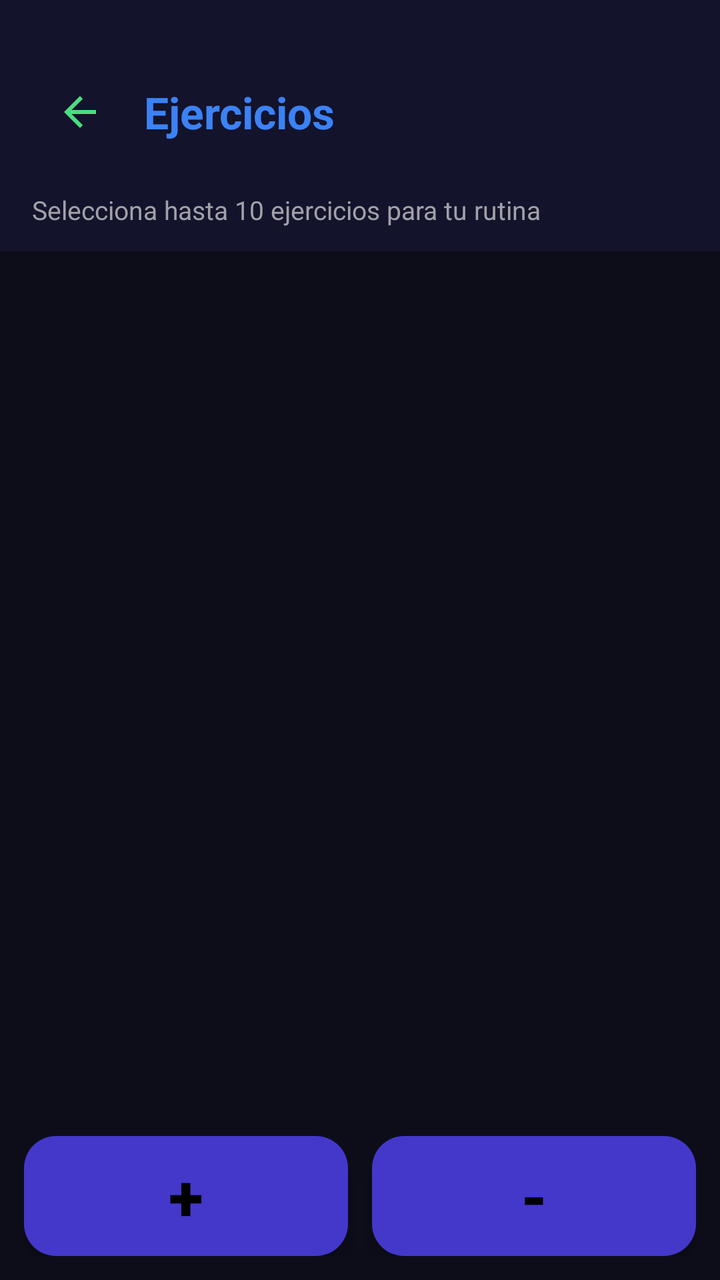
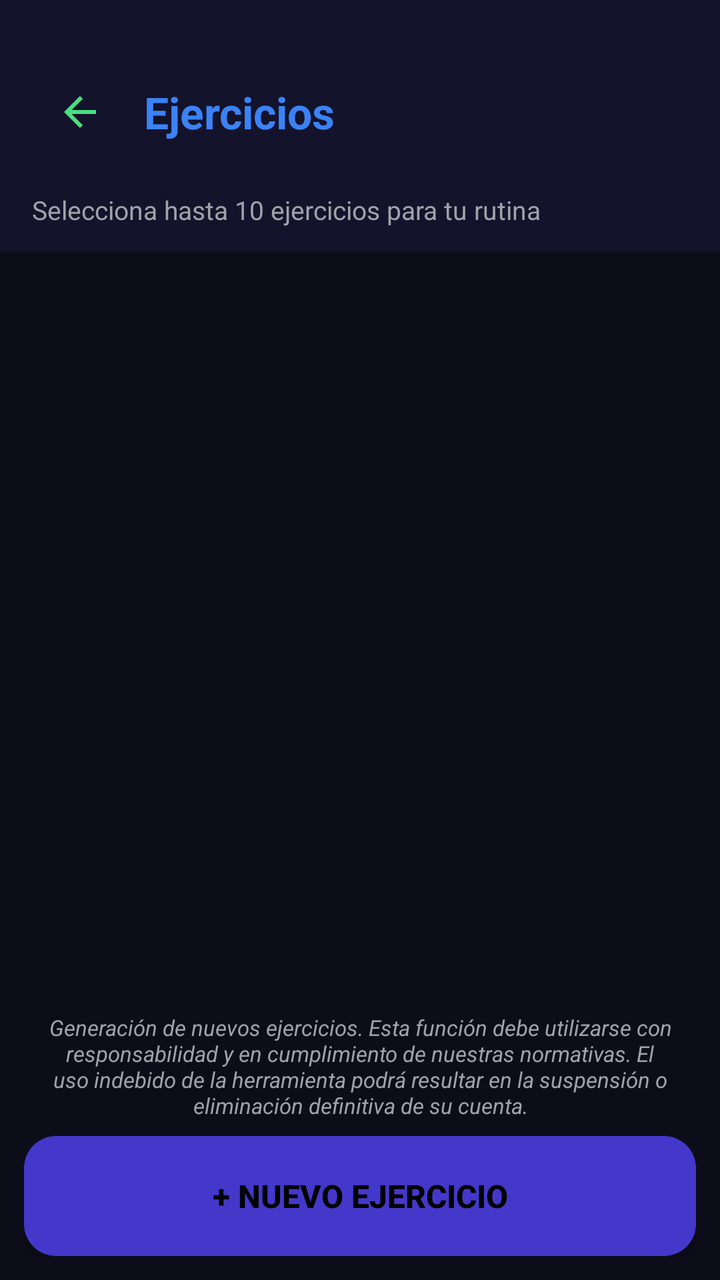

Two renders of the same Android screen: before a commit and after it. Below are the layout's source before the change and the commit's diff.
<!-- AndroidManifest.xml: activity theme Theme.GimnasioPro -->
<!-- res/layout/activity_lista_ejercicios.xml -->
<?xml version="1.0" encoding="utf-8"?>
<LinearLayout xmlns:android="http://schemas.android.com/apk/res/android"
    xmlns:app="http://schemas.android.com/apk/res-auto"
    xmlns:tools="http://schemas.android.com/tools"
    android:layout_width="match_parent"
    android:layout_height="match_parent"
    android:orientation="vertical"
    android:background="@color/dark_green_background"
    android:fitsSystemWindows="true"
    tools:context=".ListaEjerciciosActivity">

    
    <LinearLayout
        android:layout_width="match_parent"
        android:layout_height="wrap_content"
        android:orientation="vertical"
        android:background="@color/darker_green_header">

        <LinearLayout
            android:layout_width="match_parent"
            android:layout_height="wrap_content"
            android:orientation="horizontal"
            android:gravity="center_vertical"
            android:paddingStart="16dp"
            android:paddingEnd="16dp"
            android:paddingBottom="16dp"
            android:paddingTop="32dp">

            <ImageButton
                android:id="@+id/btnBack"
                android:layout_width="48dp"
                android:layout_height="48dp"
                android:background="?attr/selectableItemBackgroundBorderless"
                android:src="@drawable/ic_arrow_back"
                android:contentDescription="@string/desc_btn_back"
                android:scaleType="centerInside"
                android:clickable="true"
                android:focusable="true" />

            <TextView
                android:id="@+id/tvGrupoMuscular"
                android:layout_width="0dp"
                android:layout_height="wrap_content"
                android:layout_weight="1"
                android:layout_marginStart="8dp"
                android:text="@string/titulo_ejercicios"
                android:textSize="22sp"
                android:textStyle="bold"
                android:textColor="@color/accent_blue" />
        </LinearLayout>

        
        <TextView
            android:id="@+id/tvInfoSeleccion"
            android:layout_width="match_parent"
            android:layout_height="wrap_content"
            android:paddingHorizontal="16dp"
            android:paddingBottom="12dp"
            android:text="@string/info_selecciona_ejercicios"
            android:textSize="13sp"
            android:textColor="@color/text_light_gray" />
    </LinearLayout>

    
    <FrameLayout
        android:layout_width="match_parent"
        android:layout_height="0dp"
        android:layout_weight="1">

        <androidx.recyclerview.widget.RecyclerView
            android:id="@+id/rvEjercicios"
            android:layout_width="match_parent"
            android:layout_height="match_parent"
            android:padding="8dp"
            android:clipToPadding="false" />

        <TextView
            android:id="@+id/tvNoEjercicios"
            android:layout_width="match_parent"
            android:layout_height="match_parent"
            android:gravity="center"
            android:text="@string/no_ejercicios"
            android:textSize="16sp"
            android:textColor="@color/text_light_gray"
            android:visibility="gone" />
    </FrameLayout>

    
    <LinearLayout
        android:layout_width="match_parent"
        android:layout_height="wrap_content"
        android:orientation="horizontal"
        android:padding="12dp"
        android:background="@color/dark_green_background">

        
        <Button
            android:id="@+id/btnAgregarEjercicio"
            android:layout_width="0dp"
            android:layout_height="60dp"
            android:layout_weight="1"
            android:layout_marginEnd="6dp"
            android:text="+"
            android:textSize="32sp"
            android:textStyle="bold"
            android:textColor="@color/text_on_button"
            android:background="@drawable/bg_card_trainer"
            android:elevation="8dp"
            android:stateListAnimator="@null" />

        
        <Button
            android:id="@+id/btnEliminarEjercicio"
            android:layout_width="0dp"
            android:layout_height="60dp"
            android:layout_weight="1"
            android:layout_marginStart="6dp"
            android:text="-"
            android:textSize="32sp"
            android:textStyle="bold"
            android:textColor="@color/text_on_button"
            android:background="@drawable/bg_card_trainer"
            android:elevation="8dp"
            android:stateListAnimator="@null" />
    </LinearLayout>

    
    <LinearLayout
        android:id="@+id/layoutSeleccion"
        android:layout_width="match_parent"
        android:layout_height="wrap_content"
        android:orientation="horizontal"
        android:gravity="center_vertical"
        android:padding="12dp"
        android:background="@color/darker_green_header"
        android:visibility="gone">

        <TextView
            android:id="@+id/tvContadorSeleccion"
            android:layout_width="0dp"
            android:layout_height="wrap_content"
            android:layout_weight="1"
            android:text="@string/seleccion_contador_default"
            android:textSize="14sp"
            android:textColor="@color/electric_green_button" />

        <Button
            android:id="@+id/btnCancelarSeleccion"
            android:layout_width="wrap_content"
            android:layout_height="40dp"
            android:layout_marginEnd="8dp"
            android:text="@string/btn_cancelar"
            android:textSize="12sp"
            android:textColor="@color/text_on_button"
            android:backgroundTint="@color/gray_button" />

        <Button
            android:id="@+id/btnGuardarSeleccion"
            android:layout_width="wrap_content"
            android:layout_height="40dp"
            android:text="@string/btn_guardar"
            android:textSize="12sp"
            android:textColor="@color/text_on_button"
            android:backgroundTint="@color/electric_green_button" />
    </LinearLayout>

</LinearLayout>
<!-- resources referenced by this layout -->
<resources>
  <color name="accent_blue">#3B82F6</color>
  <color name="dark_green_background">@color/dark_background</color>
  <color name="darker_green_header">@color/dark_background_secondary</color>
  <color name="electric_green_button">@color/accent_green</color>
  <color name="gray_button">#FF606060</color>
  <color name="text_light_gray">@color/text_secondary</color>
  <color name="text_on_button">#FF000000</color>
  <!-- drawable bg_card_trainer (drawable) -->
  <?xml version="1.0" encoding="utf-8"?>
  <shape xmlns:android="http://schemas.android.com/apk/res/android"
      android:shape="rectangle">
      <solid android:color="@color/card_trainer" />
      <corners android:radius="16dp" />
  </shape>
  <!-- drawable ic_arrow_back (drawable) -->
  <?xml version="1.0" encoding="utf-8"?>
  <vector xmlns:android="http://schemas.android.com/apk/res/android"
      android:width="24dp"
      android:height="24dp"
      android:viewportWidth="24"
      android:viewportHeight="24"
      android:tint="@color/electric_green_button">
      <path
          android:fillColor="@android:color/white"
          android:pathData="M20,11H7.83l5.59,-5.59L12,4l-8,8 8,8 1.41,-1.41L7.83,13H20v-2z"/>
  </vector>
  <string name="btn_cancelar">Cancelar</string>
  <string name="btn_guardar">Guardar</string>
  <string name="desc_btn_back">Volver atrás</string>
  <string name="info_selecciona_ejercicios">Selecciona hasta 10 ejercicios para tu rutina</string>
  <string name="no_ejercicios">No hay ejercicios disponibles</string>
  <string name="seleccion_contador_default">0 seleccionados</string>
  <string name="titulo_ejercicios">Ejercicios</string>
  <style name="Theme.GimnasioPro" parent="Theme.AppCompat.Light.NoActionBar">
          
          <item name="colorPrimary">@color/electric_green_button</item>
          <item name="colorPrimaryDark">@color/dark_green_background</item>
          <item name="colorAccent">@color/electric_green_button</item>
          <item name="android:windowBackground">@color/dark_green_background</item>
          <item name="android:statusBarColor">@color/dark_green_background</item>
          <item name="android:navigationBarColor">@color/dark_green_background</item>
          <item name="android:fitsSystemWindows">true</item>
      </style>
  <color name="dark_background">#0D0D1A</color>
  <color name="dark_background_secondary">#13132B</color>
  <color name="accent_green">#4ADE80</color>
  <color name="text_secondary">#A1A1AA</color>
  <color name="card_trainer">#4338CA</color>
</resources>

<!-- the commit's change to res/layout/activity_lista_ejercicios.xml (unified diff, before → after) -->
@@ -87,36 +87,56 @@
 
     
     <LinearLayout
+        android:id="@+id/layoutCargarEjercicios"
         android:layout_width="match_parent"
         android:layout_height="wrap_content"
-        android:orientation="horizontal"
+        android:orientation="vertical"
+        android:padding="12dp"
+        android:background="@color/dark_green_background"
+        android:visibility="gone">
+
+        <Button
+            android:id="@+id/btnCargarEjercicios"
+            android:layout_width="match_parent"
+            android:layout_height="50dp"
+            android:text="@string/btn_cargar_ejercicios"
+            android:textSize="14sp"
+            android:textStyle="bold"
+            android:textColor="@color/text_on_button"
+            android:background="@drawable/bg_card_trainer"
+            android:elevation="4dp"
+            android:stateListAnimator="@null" />
+    </LinearLayout>
+
+    
+    <LinearLayout
+        android:id="@+id/layoutTrainerControls"
+        android:layout_width="match_parent"
+        android:layout_height="wrap_content"
+        android:orientation="vertical"
         android:padding="12dp"
         android:background="@color/dark_green_background">
 
         
-        <Button
-            android:id="@+id/btnAgregarEjercicio"
-            android:layout_width="0dp"
-            android:layout_height="60dp"
-            android:layout_weight="1"
-            android:layout_marginEnd="6dp"
-            android:text="+"
-            android:textSize="32sp"
-            android:textStyle="bold"
-            android:textColor="@color/text_on_button"
-            android:background="@drawable/bg_card_trainer"
-            android:elevation="8dp"
-            android:stateListAnimator="@null" />
+        <TextView
+            android:id="@+id/tvAdvertenciaTrainer"
+            android:layout_width="match_parent"
+            android:layout_height="wrap_content"
+            android:text="@string/advertencia_trainer_ejercicios"
+            android:textSize="11sp"
+            android:textColor="@color/text_light_gray"
+            android:textStyle="italic"
+            android:gravity="center"
+            android:paddingHorizontal="8dp"
+            android:paddingBottom="8dp" />
 
         
         <Button
-            android:id="@+id/btnEliminarEjercicio"
-            android:layout_width="0dp"
+            android:id="@+id/btnAgregarEjercicio"
+            android:layout_width="match_parent"
             android:layout_height="60dp"
-            android:layout_weight="1"
-            android:layout_marginStart="6dp"
-            android:text="-"
-            android:textSize="32sp"
+            android:text="@string/btn_nuevo_ejercicio"
+            android:textSize="16sp"
             android:textStyle="bold"
             android:textColor="@color/text_on_button"
             android:background="@drawable/bg_card_trainer"
<!-- resource entries referenced after the edit -->
@@ -26,8 +26,11 @@
           android:fillColor="@android:color/white"
           android:pathData="M20,11H7.83l5.59,-5.59L12,4l-8,8 8,8 1.41,-1.41L7.83,13H20v-2z"/>
   </vector>
+  <string name="advertencia_trainer_ejercicios">Generación de nuevos ejercicios. Esta función debe utilizarse con responsabilidad y en cumplimiento de nuestras normativas. El uso indebido de la herramienta podrá resultar en la suspensión o eliminación definitiva de su cuenta.</string>
   <string name="btn_cancelar">Cancelar</string>
+  <string name="btn_cargar_ejercicios">⬇️ CARGAR MÁS EJERCICIOS</string>
   <string name="btn_guardar">Guardar</string>
+  <string name="btn_nuevo_ejercicio">+ NUEVO EJERCICIO</string>
   <string name="desc_btn_back">Volver atrás</string>
   <string name="info_selecciona_ejercicios">Selecciona hasta 10 ejercicios para tu rutina</string>
   <string name="no_ejercicios">No hay ejercicios disponibles</string>
